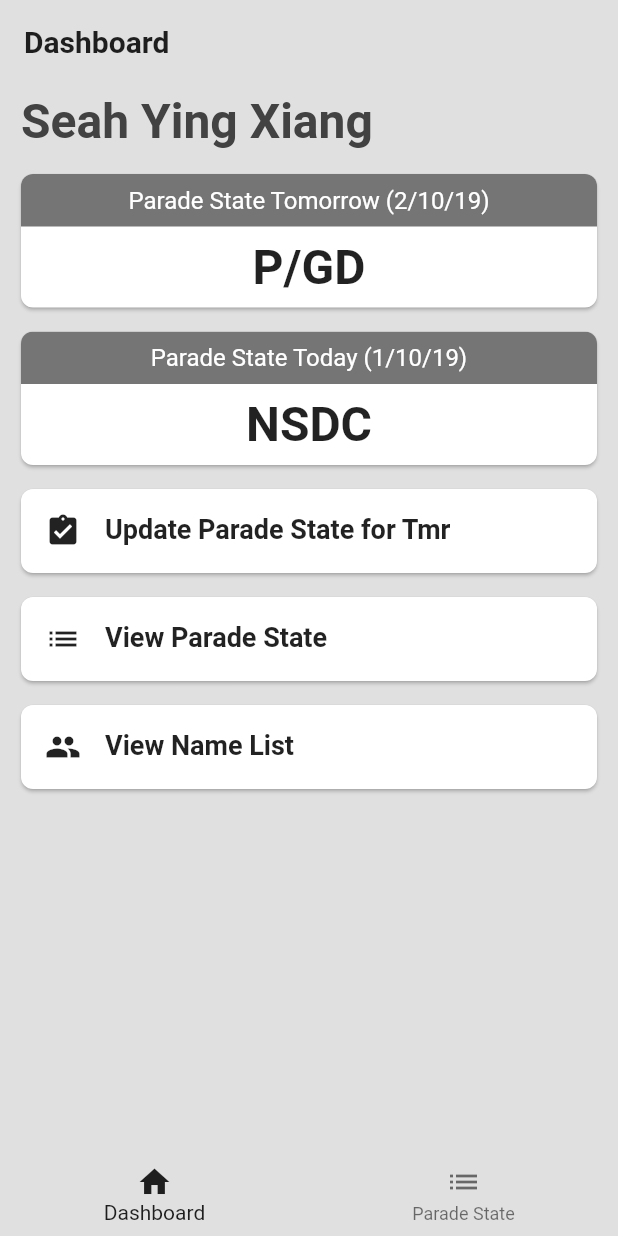
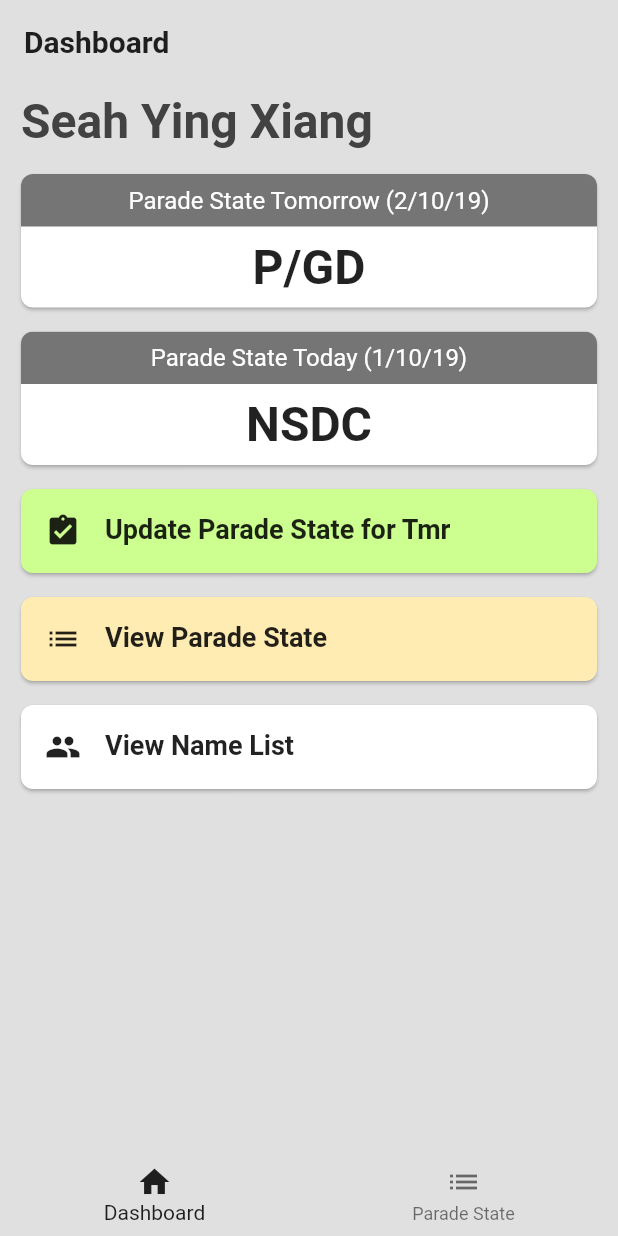
Before and after one commit to seahyx/pstate_app, a Flutter app: the screen it shows after launch, on a phone screen of 412 x 824 dp. Run offline on Flutter 3.47's test engine with Material 2 defaults, Android fonts, the phone set to English and light mode, and no system bars; our stand-ins replace table_calendar.

```diff
--- a/lib/dashboard/button_card.dart
+++ b/lib/dashboard/button_card.dart
@@ -15,13 +15,16 @@ class ButtonCard extends StatelessWidget {
 
 	final VoidCallback onPressed;
 
+	final Color color;
+
 	const ButtonCard({
 		this.icon = Icons.info,
 		this.title = 'Title',
 		this.cardPadding = 8.0,
 		this.cardMargin = 4.0,
 		this.borderRadius = 8.0,
-		this.onPressed});
+		this.onPressed,
+		this.color = Colors.white});
 
 	void onTap(BuildContext context) {
 		Scaffold.of(context).showSnackBar(SnackBar(
@@ -63,7 +66,7 @@ class ButtonCard extends StatelessWidget {
 				borderRadius: BorderRadius.circular(borderRadius)
 			),
 			margin: EdgeInsets.all(cardMargin),
-			color: Colors.white,
+			color: color,
 		);
 	}
 }
--- a/lib/dashboard/dashboard.dart
+++ b/lib/dashboard/dashboard.dart
@@ -103,6 +103,7 @@ class DashboardWidget extends StatelessWidget {
 					cardPadding: cardPadding,
 					cardMargin: cardMargin,
 					onPressed: () {},
+					color: Colors.lightGreenAccent[100],
 				),
 				ButtonCard(
 					icon: Icons.list,
@@ -112,6 +113,7 @@ class DashboardWidget extends StatelessWidget {
 					onPressed: () {
 						onTabTapped(1);
 					},
+					color: Colors.amber[100],
 				),
 				ButtonCard(
 					icon: Icons.people,
--- a/lib/nav.dart
+++ b/lib/nav.dart
@@ -34,9 +34,12 @@ class _NavWidgetState extends State<NavWidget> {
 	void initState() {
 		_children = [
 			NavContainerWidget(
-				body: DashboardWidget(onTabTapped: onTabTapped,),),
+				body: DashboardWidget(onTabTapped: onTabTapped,),
+			),
 			NavContainerWidget(
-				body: ParadeStateWidget(),)
+				body: ParadeStateWidget(),
+				backgroundColor: Colors.amber[100],
+			)
 		];
 
 		super.initState();
@@ -93,7 +96,7 @@ class _NavWidgetState extends State<NavWidget> {
 									title: Text(_titles[1])
 								),
 							],
-							backgroundColor: Theme.of(buildContext).backgroundColor,
+							backgroundColor: Colors.transparent,
 							elevation: 0.0,
 							selectedItemColor: Theme.of(buildContext).primaryColorDark,
 						),
--- a/lib/nav_container.dart
+++ b/lib/nav_container.dart
@@ -7,7 +7,9 @@ class NavContainerWidget extends StatelessWidget {
 
 	final Widget body;
 
-	NavContainerWidget({Key key, this.body}) : super(key: key);
+	final Color backgroundColor;
+
+	NavContainerWidget({Key key, this.body, this.backgroundColor}) : super(key: key);
 
 	@override
 	Widget build(BuildContext buildContext) {
@@ -26,7 +28,7 @@ class NavContainerWidget extends StatelessWidget {
 					padding: EdgeInsets.all(cardPadding),
 				)
 			),
-			color: Theme.of(buildContext).backgroundColor,
+			color: backgroundColor ?? Theme.of(buildContext).backgroundColor,
 		);
 	}
 }
```
Also changed, not shown: lib/namelist/add_dialog.dart (+56 -3 lines), lib/namelist/namelist.dart (+8 -1 lines).
